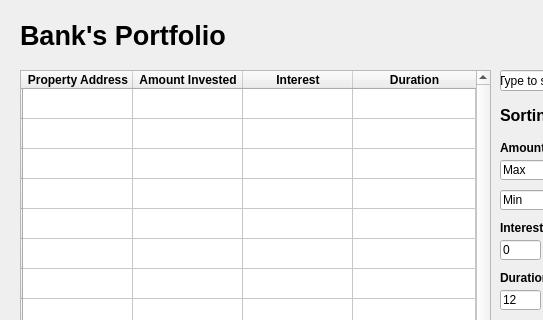
Before: the Qt Designer form pyqt-designer/banksportfolio.ui in Jumba/real-estate-market-docs, drawn with Qt 5; both pictures show x 0 to 543 and y 0 to 320 of the 737 by 552 pixel window.
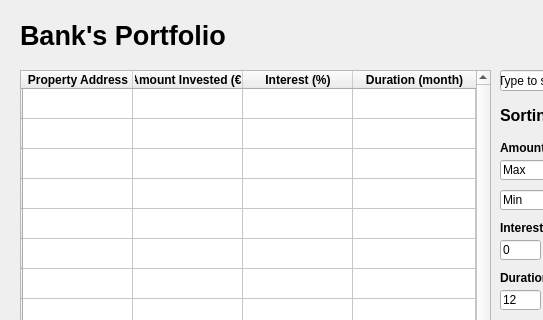
After: the same form once the commit is applied.

The edit to the form file:
```diff
--- a/pyqt-designer/banksportfolio.ui
+++ b/pyqt-designer/banksportfolio.ui
@@ -218,7 +218,7 @@
     </column>
     <column>
      <property name="text">
-      <string>Amount Invested</string>
+      <string>Amount Invested (€)</string>
      </property>
      <property name="font">
       <font>
@@ -229,7 +229,7 @@
     </column>
     <column>
      <property name="text">
-      <string>Interest</string>
+      <string>Interest (%)</string>
      </property>
      <property name="font">
       <font>
@@ -240,7 +240,7 @@
     </column>
     <column>
      <property name="text">
-      <string>Duration</string>
+      <string>Duration (month)</string>
      </property>
      <property name="font">
       <font>
```
